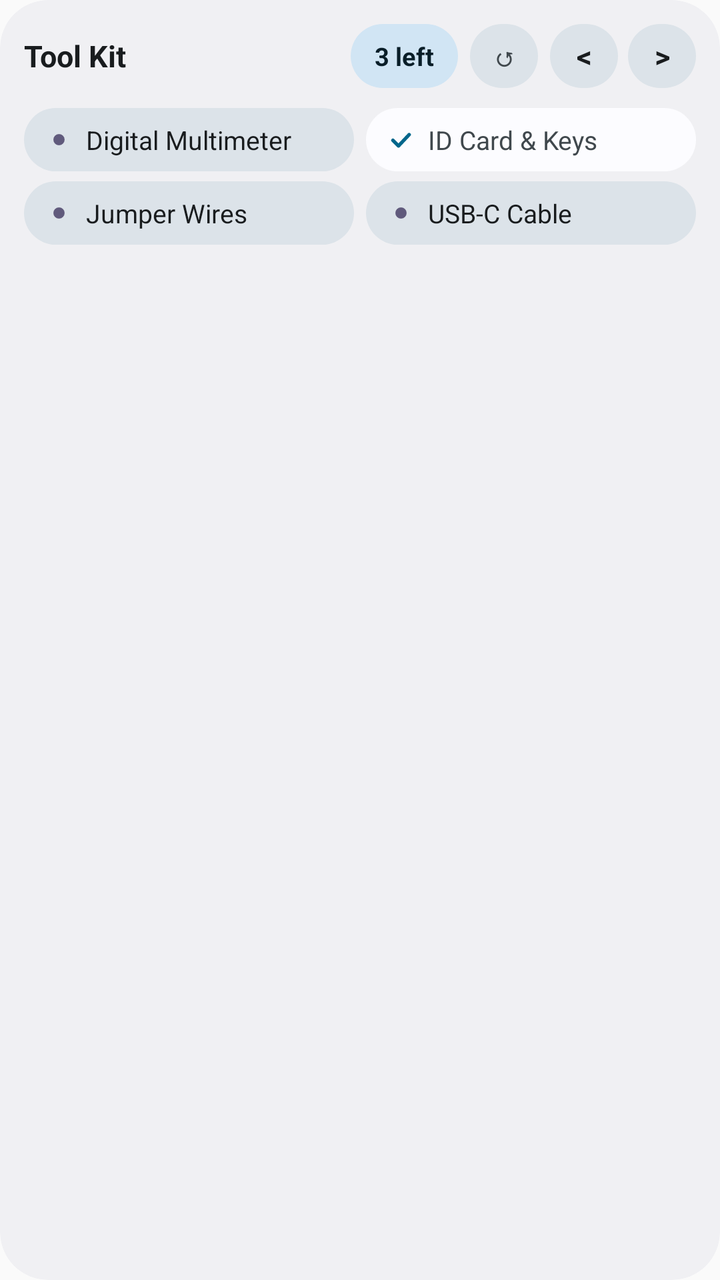
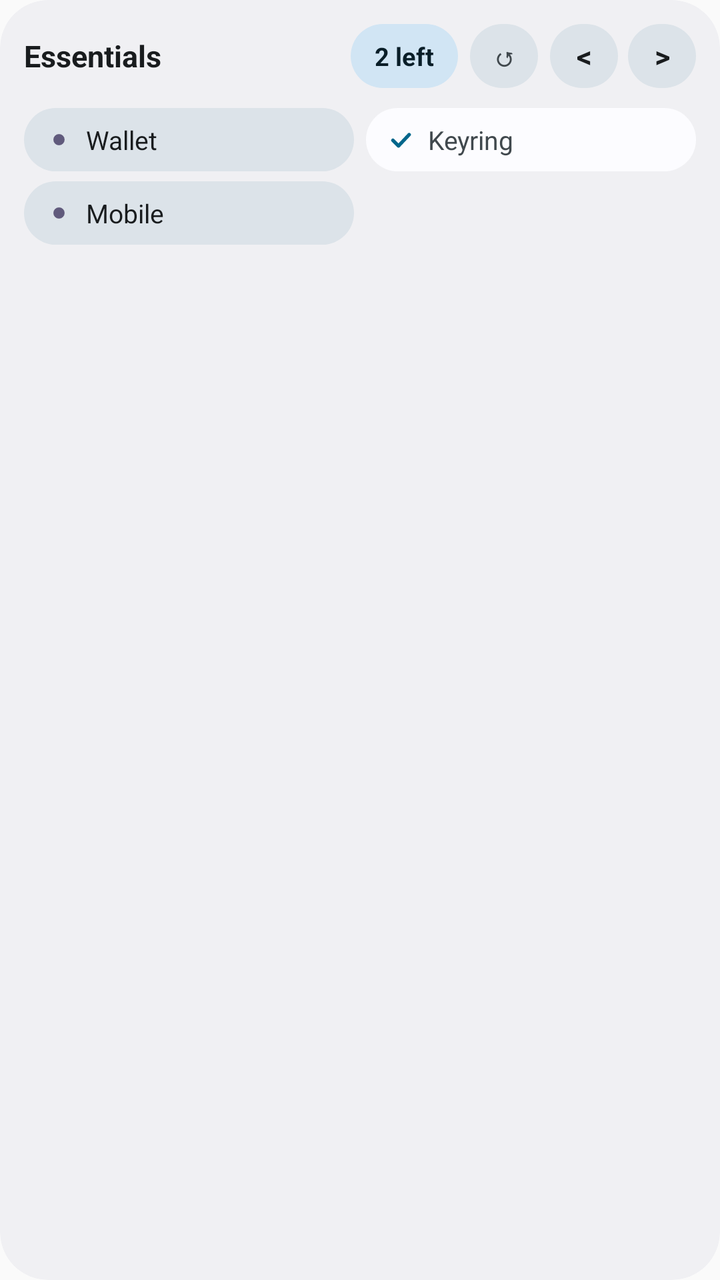

An Android layout rendered at two revisions. The XML below is the earlier revision; the diff shows what the commit changed to produce the second picture.
<!-- AndroidManifest.xml: application theme Theme.TotalCheck -->
<!-- res/layout/widget_preview_checklist_grid.xml -->
<?xml version="1.0" encoding="utf-8"?>
<LinearLayout xmlns:android="http://schemas.android.com/apk/res/android"
    android:layout_width="match_parent"
    android:layout_height="match_parent"
    android:background="@drawable/widget_bg_rounded"
    android:clipToOutline="true"
    android:orientation="vertical"
    android:paddingBottom="10dp"
    android:paddingEnd="12dp"
    android:paddingStart="12dp"
    android:paddingTop="10dp">

    
    <LinearLayout
        android:layout_width="match_parent"
        android:layout_height="36dp"
        android:gravity="center_vertical"
        android:orientation="horizontal">

        <TextView
            android:layout_width="0dp"
            android:layout_height="wrap_content"
            android:layout_weight="1"
            android:ellipsize="end"
            android:gravity="center_vertical"
            android:maxLines="1"
            android:minHeight="32dp"
            android:paddingBottom="2dp"
            android:paddingTop="2dp"
            android:text="@string/widget_preview_title"
            android:textColor="@color/widget_on_surface"
            android:textSize="15sp"
            android:textStyle="bold" />

        <TextView
            android:layout_width="wrap_content"
            android:layout_height="32dp"
            android:layout_marginStart="6dp"
            android:background="@drawable/widget_pill_secondary_container"
            android:ellipsize="end"
            android:gravity="center"
            android:maxLines="1"
            android:paddingBottom="5dp"
            android:paddingEnd="12dp"
            android:paddingStart="12dp"
            android:paddingTop="5dp"
            android:text="@string/widget_preview_count"
            android:textColor="@color/widget_on_secondary_container"
            android:textSize="12.5sp"
            android:textStyle="bold" />

        <TextView
            android:layout_width="34dp"
            android:layout_height="32dp"
            android:layout_marginStart="6dp"
            android:background="@drawable/widget_pill_surface_variant"
            android:gravity="center"
            android:maxLines="1"
            android:text="@string/widget_reset_icon"
            android:textColor="@color/widget_on_surface_variant"
            android:textSize="13sp"
            android:textStyle="bold" />

        <TextView
            android:layout_width="34dp"
            android:layout_height="32dp"
            android:layout_marginStart="6dp"
            android:background="@drawable/widget_pill_surface_variant"
            android:gravity="center"
            android:maxLines="1"
            android:text="@string/widget_prev_checklist"
            android:textColor="@color/widget_on_surface"
            android:textSize="15sp"
            android:textStyle="bold" />

        <TextView
            android:layout_width="34dp"
            android:layout_height="32dp"
            android:layout_marginStart="5dp"
            android:background="@drawable/widget_pill_surface_variant"
            android:gravity="center"
            android:maxLines="1"
            android:text="@string/widget_next_checklist"
            android:textColor="@color/widget_on_surface"
            android:textSize="15sp"
            android:textStyle="bold" />
    </LinearLayout>

    
    <LinearLayout
        android:layout_width="match_parent"
        android:layout_height="0dp"
        android:layout_marginTop="8dp"
        android:layout_weight="1"
        android:orientation="vertical">

        
        <LinearLayout
            android:layout_width="match_parent"
            android:layout_height="wrap_content"
            android:baselineAligned="false"
            android:gravity="center_vertical"
            android:orientation="horizontal"
            android:paddingBottom="5dp"
            android:weightSum="2">

            <TextView
                android:layout_width="0dp"
                android:layout_height="wrap_content"
                android:layout_weight="1"
                android:background="@drawable/widget_pill_surface_high"
                android:drawablePadding="6dp"
                android:drawableStart="@drawable/widget_ic_dot_unchecked"
                android:ellipsize="end"
                android:gravity="center_vertical|start"
                android:maxLines="1"
                android:paddingBottom="7dp"
                android:paddingEnd="10dp"
                android:paddingStart="10dp"
                android:paddingTop="7dp"
                android:singleLine="true"
                android:text="@string/widget_preview_item_1"
                android:textColor="@color/widget_on_surface"
                android:textSize="13sp" />

            <TextView
                android:layout_width="0dp"
                android:layout_height="wrap_content"
                android:layout_marginStart="6dp"
                android:layout_weight="1"
                android:background="@drawable/widget_pill_surface_low"
                android:drawablePadding="6dp"
                android:drawableStart="@drawable/widget_ic_check_checked"
                android:ellipsize="end"
                android:gravity="center_vertical|start"
                android:maxLines="1"
                android:paddingBottom="7dp"
                android:paddingEnd="10dp"
                android:paddingStart="10dp"
                android:paddingTop="7dp"
                android:singleLine="true"
                android:text="@string/widget_preview_item_2"
                android:textColor="@color/widget_on_surface_variant"
                android:textSize="13sp" />
        </LinearLayout>

        
        <LinearLayout
            android:layout_width="match_parent"
            android:layout_height="wrap_content"
            android:baselineAligned="false"
            android:gravity="center_vertical"
            android:orientation="horizontal"
            android:paddingBottom="5dp"
            android:weightSum="2">

            <TextView
                android:layout_width="0dp"
                android:layout_height="wrap_content"
                android:layout_weight="1"
                android:background="@drawable/widget_pill_surface_high"
                android:drawablePadding="6dp"
                android:drawableStart="@drawable/widget_ic_dot_unchecked"
                android:ellipsize="end"
                android:gravity="center_vertical|start"
                android:maxLines="1"
                android:paddingBottom="7dp"
                android:paddingEnd="10dp"
                android:paddingStart="10dp"
                android:paddingTop="7dp"
                android:singleLine="true"
                android:text="@string/widget_preview_item_3"
                android:textColor="@color/widget_on_surface"
                android:textSize="13sp" />

            <TextView
                android:layout_width="0dp"
                android:layout_height="wrap_content"
                android:layout_marginStart="6dp"
                android:layout_weight="1"
                android:background="@drawable/widget_pill_surface_high"
                android:drawablePadding="6dp"
                android:drawableStart="@drawable/widget_ic_dot_unchecked"
                android:ellipsize="end"
                android:gravity="center_vertical|start"
                android:maxLines="1"
                android:paddingBottom="7dp"
                android:paddingEnd="10dp"
                android:paddingStart="10dp"
                android:paddingTop="7dp"
                android:singleLine="true"
                android:text="@string/widget_preview_item_4"
                android:textColor="@color/widget_on_surface"
                android:textSize="13sp" />
        </LinearLayout>
    </LinearLayout>
</LinearLayout>
<!-- resources referenced by this layout -->
<resources>
  <color name="widget_on_secondary_container">#1E2A3B</color>
  <color name="widget_on_surface">#181C24</color>
  <color name="widget_on_surface_variant">#535C6D</color>
  <!-- drawable widget_bg_rounded (drawable) -->
  <?xml version="1.0" encoding="utf-8"?>
  <shape xmlns:android="http://schemas.android.com/apk/res/android"
      android:shape="rectangle">
      <solid android:color="@color/widget_bg" />
      <corners android:radius="24dp" />
  </shape>
  <!-- drawable widget_ic_check_checked (drawable) -->
  <?xml version="1.0" encoding="utf-8"?>
  <vector xmlns:android="http://schemas.android.com/apk/res/android"
      android:width="15dp"
      android:height="15dp"
      android:viewportWidth="24"
      android:viewportHeight="24">
      <path
          android:pathData="M5.5,12.5 L10,17 L18.5,8"
          android:strokeColor="@color/widget_primary"
          android:strokeLineCap="round"
          android:strokeLineJoin="round"
          android:strokeWidth="2.8" />
  </vector>
  <!-- drawable widget_ic_dot_unchecked (drawable) -->
  <?xml version="1.0" encoding="utf-8"?>
  <vector xmlns:android="http://schemas.android.com/apk/res/android"
      android:width="15dp"
      android:height="15dp"
      android:viewportWidth="24"
      android:viewportHeight="24">
      <path
          android:fillColor="@color/widget_tertiary"
          android:pathData="M12,12m-4.5,0a4.5,4.5 0,1 1,9 0a4.5,4.5 0,1 1,-9 0" />
  </vector>
  <!-- drawable widget_pill_surface_high (drawable) -->
  <?xml version="1.0" encoding="utf-8"?>
  <ripple xmlns:android="http://schemas.android.com/apk/res/android"
      android:color="@color/widget_ripple">
      <item android:id="@android:id/mask">
          <shape android:shape="rectangle">
              <solid android:color="#FFFFFFFF" />
              <corners android:radius="16dp" />
          </shape>
      </item>
      <item>
          <shape android:shape="rectangle">
              <solid android:color="@color/widget_surface_variant" />
              <corners android:radius="16dp" />
          </shape>
      </item>
  </ripple>
  <!-- drawable widget_pill_surface_low (drawable) -->
  <?xml version="1.0" encoding="utf-8"?>
  <ripple xmlns:android="http://schemas.android.com/apk/res/android"
      android:color="@color/widget_ripple">
      <item android:id="@android:id/mask">
          <shape android:shape="rectangle">
              <solid android:color="#FFFFFFFF" />
              <corners android:radius="16dp" />
          </shape>
      </item>
      <item>
          <shape android:shape="rectangle">
              <solid android:color="@color/widget_surface" />
              <corners android:radius="16dp" />
          </shape>
      </item>
  </ripple>
  <string name="widget_next_checklist">&gt;</string>
  <string name="widget_prev_checklist">&lt;</string>
  <string name="widget_preview_count">3 left</string>
  <string name="widget_preview_item_1">Digital Multimeter</string>
  <string name="widget_preview_item_2">ID Card &amp; Keys</string>
  <string name="widget_preview_item_3">Jumper Wires</string>
  <string name="widget_preview_item_4">USB-C Cable</string>
  <string name="widget_preview_title">Tool Kit</string>
  <string name="widget_reset_icon">↺</string>
  <style name="Theme.TotalCheck" parent="android:Theme.Material.Light.NoActionBar" />
  <color name="widget_bg">#F3F5FA</color>
  <color name="widget_primary">#2860C7</color>
  <color name="widget_tertiary">#D97706</color>
  <color name="widget_ripple">#26181C24</color>
  <color name="widget_secondary_container">#DDE5F3</color>
  <color name="widget_surface_variant">#E1E7F2</color>
  <color name="widget_surface">#FFFFFF</color>
  <!-- unchanged entries left out for length: 2 -->
</resources>

<!-- the commit's change to res/layout/widget_preview_checklist_grid.xml (unified diff, before → after) -->
@@ -189,9 +189,9 @@
                 android:paddingStart="10dp"
                 android:paddingTop="7dp"
                 android:singleLine="true"
-                android:text="@string/widget_preview_item_4"
                 android:textColor="@color/widget_on_surface"
-                android:textSize="13sp" />
+                android:textSize="13sp"
+                android:visibility="invisible" />
         </LinearLayout>
     </LinearLayout>
 </LinearLayout>
<!-- resource entries referenced after the edit -->
@@ -71,12 +71,11 @@
   </ripple>
   <string name="widget_next_checklist">&gt;</string>
   <string name="widget_prev_checklist">&lt;</string>
-  <string name="widget_preview_count">3 left</string>
-  <string name="widget_preview_item_1">Digital Multimeter</string>
-  <string name="widget_preview_item_2">ID Card &amp; Keys</string>
-  <string name="widget_preview_item_3">Jumper Wires</string>
-  <string name="widget_preview_item_4">USB-C Cable</string>
-  <string name="widget_preview_title">Tool Kit</string>
+  <string name="widget_preview_count">2 left</string>
+  <string name="widget_preview_item_1">Wallet</string>
+  <string name="widget_preview_item_2">Keyring</string>
+  <string name="widget_preview_item_3">Mobile</string>
+  <string name="widget_preview_title">Essentials</string>
   <string name="widget_reset_icon">↺</string>
   <style name="Theme.TotalCheck" parent="android:Theme.Material.Light.NoActionBar" />
   <color name="widget_bg">#F3F5FA</color>
